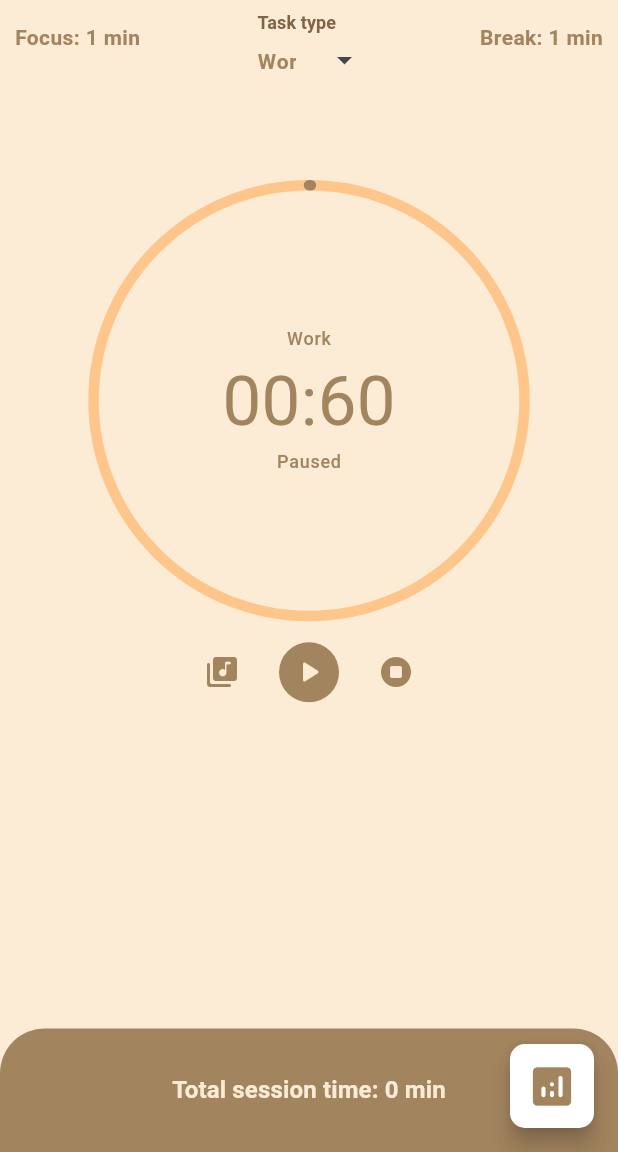
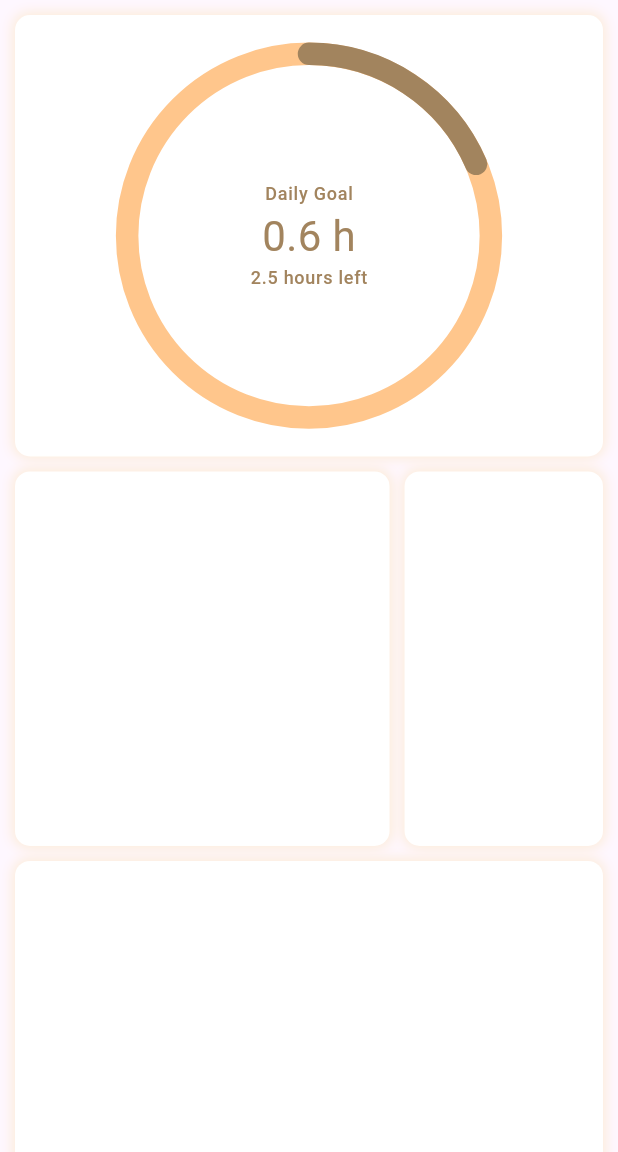
Before and after one commit to m-mhe/scheduler, a Flutter app: the FocusSessionScreen screen opened directly with empty values, after a tap on the "analytics" icon, on a phone screen of 412 x 824 dp, the part 84-1236 px from its top. Run offline on Flutter 3.47's test engine with Material 3 defaults, Android fonts, the phone set to English and light mode, and no system bars; drawn by our look-alikes of sleek_circular_slider; our stand-ins replace audioplayers, fl_chart, get, numberpicker, sqflite; accounts and stored records are empty.

Commit message:
focus static screen UI scalaton done

```diff
--- a/lib/ui/screens/focus_session_screen.dart
+++ b/lib/ui/screens/focus_session_screen.dart
@@ -1,6 +1,7 @@
 import 'package:audioplayers/audioplayers.dart';
 import 'package:flutter/material.dart';
 import 'package:get/get.dart';
+import 'package:scheduler/ui/screens/focus_session_statics_screen.dart';
 import 'package:scheduler/ui/widgets/common_app_bar.dart';
 import 'package:sleek_circular_slider/sleek_circular_slider.dart';
 import '../utils/theme_colors.dart';
@@ -646,7 +647,9 @@ class _FocusSessionScreenState extends State<FocusSessionScreen> {
         ],
       ),
       floatingActionButton: FloatingActionButton(
-        onPressed: () {},
+        onPressed: () {
+          Get.to(const FocusSessionStaticsScreen());
+        },
         child: const Icon(
           Icons.analytics_rounded,
           size: 34,
--- /dev/null
+++ b/lib/ui/screens/focus_session_statics_screen.dart
@@ -0,0 +1,149 @@
+import 'package:flutter/material.dart';
+import 'package:get/get.dart';
+import 'package:scheduler/ui/widgets/common_app_bar.dart';
+import 'package:sleek_circular_slider/sleek_circular_slider.dart';
+
+import '../utils/theme_colors.dart';
+
+class FocusSessionStaticsScreen extends StatefulWidget {
+  const FocusSessionStaticsScreen({super.key});
+
+  @override
+  State<FocusSessionStaticsScreen> createState() =>
+      _FocusSessionStaticsScreenState();
+}
+
+class _FocusSessionStaticsScreenState extends State<FocusSessionStaticsScreen> {
+  @override
+  Widget build(BuildContext context) {
+    return Scaffold(
+      appBar: commonAppBar(context),
+      body: SingleChildScrollView(
+        child: Padding(
+          padding: const EdgeInsets.symmetric(horizontal: 10),
+          child: Column(
+            children: [
+              SizedBox(height: 10,),
+              Container(
+                width: MediaQuery.sizeOf(context).width,
+                height: MediaQuery.sizeOf(context).width/1.4,
+                decoration: BoxDecoration(
+                  borderRadius: BorderRadius.circular(10),
+                  color: Get.isDarkMode
+                      ? ThemeColors.darkSecond
+                      : Colors.white,
+                  boxShadow: [
+                    BoxShadow(
+                        color: Get.isDarkMode
+                            ? Colors.transparent
+                            : ThemeColors.lightColor,
+                        spreadRadius: 1,
+                        blurRadius: 7),
+                  ],
+                ),
+                child: Center(
+                  child: SleekCircularSlider(
+                    initialValue: 0.556,
+                    min: 0,
+                    max: 3,
+                    appearance: CircularSliderAppearance(
+                      spinnerMode: false,
+                      size: MediaQuery.sizeOf(context).width/1.6,
+                      angleRange: 360,
+                      startAngle: 270,
+                      customWidths: CustomSliderWidths(
+                        trackWidth: 15,
+                        progressBarWidth: 15,
+                        handlerSize: 0,
+                      ),
+                      customColors: CustomSliderColors(
+                        trackColor: ThemeColors.darkAccent,
+                        progressBarColor: ThemeColors.accentColor,
+                        shadowColor: ThemeColors.accentColor,
+                        hideShadow: true,
+                      ),
+                      infoProperties: InfoProperties(
+                        topLabelText: 'Daily Goal',
+                        topLabelStyle: Theme.of(context).textTheme.labelMedium!.copyWith(color: ThemeColors.accentColor),
+                        modifier: (v){
+                          return '${v.toStringAsFixed(1)} h';
+                        },
+                        mainLabelStyle: const TextStyle(
+                          color: ThemeColors.accentColor,
+                          fontSize: 28
+                        ),
+                        bottomLabelText: '2.5 hours left',
+                        bottomLabelStyle: Theme.of(context).textTheme.labelMedium!.copyWith(color: ThemeColors.accentColor),
+                      )
+                    ),
+                  ),
+                ),
+              ),
+              SizedBox(height: 10,),
+              Row(
+                mainAxisAlignment: MainAxisAlignment.spaceBetween,
+                children: [
+                  Container(
+                    width: MediaQuery.sizeOf(context).width/1.65,
+                    height: MediaQuery.sizeOf(context).width/1.65,
+                    decoration: BoxDecoration(
+                      borderRadius: BorderRadius.circular(10),
+                      color: Get.isDarkMode
+                          ? ThemeColors.darkSecond
+                          : Colors.white,
+                      boxShadow: [
+                        BoxShadow(
+                            color: Get.isDarkMode
+                                ? Colors.transparent
+                                : ThemeColors.lightColor,
+                            spreadRadius: 1,
+                            blurRadius: 7),
+                      ],
+                    ),
+                  ),
+                  Container(
+                    width: MediaQuery.sizeOf(context).width-((MediaQuery.sizeOf(context).width/1.65)+30),
+                    height: MediaQuery.sizeOf(context).width/1.65,
+                    decoration: BoxDecoration(
+                      borderRadius: BorderRadius.circular(10),
+                      color: Get.isDarkMode
+                          ? ThemeColors.darkSecond
+                          : Colors.white,
+                      boxShadow: [
+                        BoxShadow(
+                            color: Get.isDarkMode
+                                ? Colors.transparent
+                                : ThemeColors.lightColor,
+                            spreadRadius: 1,
+                            blurRadius: 7),
+                      ],
+                    ),
+                  )
+                ],
+              ),
+              SizedBox(height: 10,),
+              Container(
+                width: MediaQuery.sizeOf(context).width,
+                height: (MediaQuery.sizeOf(context).width/2),
+                decoration: BoxDecoration(
+                  borderRadius: BorderRadius.circular(10),
+                  color: Get.isDarkMode
+                      ? ThemeColors.darkSecond
+                      : Colors.white,
+                  boxShadow: [
+                    BoxShadow(
+                        color: Get.isDarkMode
+                            ? Colors.transparent
+                            : ThemeColors.lightColor,
+                        spreadRadius: 1,
+                        blurRadius: 7),
+                  ],
+                ),
+              ),
+            ],
+          ),
+        ),
+      ),
+    );
+  }
+}
```
